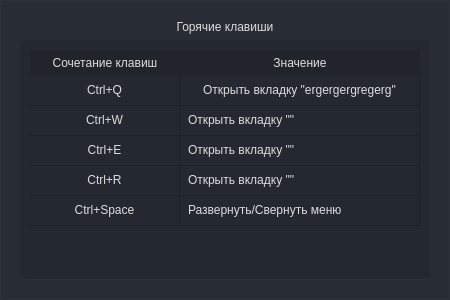
Glebuc/pyside6-tst, file pages/Setting/keywords.ui: the form before one commit.
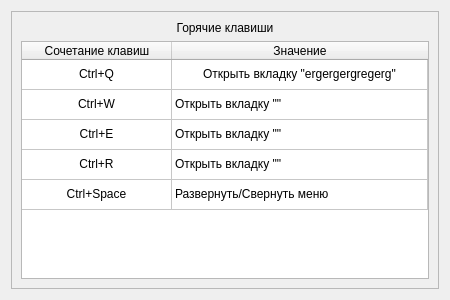
The form after the commit. Icons and pictures are not drawn.

Commit message: Added dialog extension search for page result

The edit to the form file:
```diff
--- a/pages/Setting/keywords.ui
+++ b/pages/Setting/keywords.ui
@@ -26,541 +26,7 @@
    <string>Dialog</string>
   </property>
   <property name="styleSheet">
-   <string notr="true">
-
-QWidget{
-	color: rgb(221, 221, 221);
-	font: 10pt &quot;Segoe UI&quot;;
-}
-QFrame {
-border: none;
-}
-
-/* /////////////////////////////////////////////////////////////////////////////////////////////////
-Tooltip */
-QToolTip {
-	color: #ffffff;
-	background-color: rgba(33, 37, 43, 180);
-	border: 1px solid rgb(44, 49, 58);
-	background-image: none;
-	background-position: left center;
-    background-repeat: no-repeat;
-	border: none;
-	border-left: 2px solid rgb(130, 130, 130);
-	text-align: left;
-	padding-left: 8px;
-	margin: 0px;
-	background-image: none;
-}
-
-/* /////////////////////////////////////////////////////////////////////////////////////////////////
-Bg App */
-#bgApp {
-	background-color: rgb(40, 44, 52);
-	border: 1px solid rgb(44, 49, 58);
-}
-
-/* /////////////////////////////////////////////////////////////////////////////////////////////////
-Left Menu */
-#leftMenuBg {
-	background-color: rgb(33, 37, 43);
-}
-#topLogo {
-	border-image: url(:/icons/images/icons/aramid.svg) 0 0 0 0 stretch stretch;
-	background-position: centered;
-	background-repeat: no-repeat;
-}
-#topLogoInfo {
-background-color: rgb(119, 118, 123);
-}
-#titleLeftApp { font: 63 12pt &quot;Segoe UI Semibold&quot;; }
-#titleLeftDescription { font: 8pt &quot;Segoe UI&quot;; color: rgb(189, 147, 249); }
-
-/* MENUS */
-#topMenu .QPushButton {
-	background-position: left center;
-    background-repeat: no-repeat;
-	border: none;
-	border-left: 22px solid transparent;
-	background-color: transparent;
-	text-align: left;
-	padding-left: 44px;
-}
-#topMenu .QPushButton:hover {
-	background-color: rgb(40, 44, 52);
-}
-#topMenu .QPushButton:pressed {
-	background-color: rgb(35, 40, 49);
-	color: rgb(255, 255, 255);
-}
-#bottomMenu .QPushButton {
-	background-position: left center;
-    background-repeat: no-repeat;
-	border: none;
-	border-left: 20px solid transparent;
-	background-color:transparent;
-	text-align: left;
-	padding-left: 44px;
-}
-#bottomMenu .QPushButton:hover {
-	background-color: rgb(40, 44, 52);
-}
-#bottomMenu .QPushButton:pressed {
-	background-color: rgb(35, 40, 49);
-	color: rgb(255, 255, 255);
-}
-#leftMenuFrame{
-	border-top: 3px solid rgb(44, 49, 58);
-}
-
-/* Toggle Button */
-#toggleButton {
-	background-position: left center;
-    background-repeat: no-repeat;
-	border: none;
-	border-left: 20px solid transparent;
-	background-color: rgb(37, 41, 48);
-	text-align: left;
-	padding-left: 44px;
-	color: rgb(113, 126, 149);
-}
-#toggleButton:hover {
-	background-color: rgb(40, 44, 52);
-}
-#toggleButton:pressed {
-	background-color: rgb(35, 40, 49);
-}
-
-/* Title Menu */
-#titleRightInfo { padding-left: 10px; }
-
-
-/* /////////////////////////////////////////////////////////////////////////////////////////////////
-Extra Tab */
-#extraLeftBox {
-	background-color: rgb(44, 49, 58);
-}
-#extraTopBg{
-	background-color: rgba(33, 37, 43, 180);
-}
-
-/* Icon */
-#extraIcon {
-	background-position: center;
-	background-repeat: no-repeat;
-	background-image: url(:/icons/images/icons/icon_settings.png);
-}
-
-/* Label */
-#extraLabel { color: rgb(255, 255, 255); }
-
-/* Btn Close */
-#extraCloseColumnBtn { background-color: rgba(255, 255, 255, 0); border: none;  border-radius: 5px; }
-#extraCloseColumnBtn:hover { background-color: rgb(40, 44, 52); border-style: solid; border-radius: 4px; }
-#extraCloseColumnBtn:pressed { background-color: rgb(35, 40, 49); border-style: solid; border-radius: 4px; }
-
-/* Extra Content */
-#extraContent{
-	border-top: 3px solid rgb(40, 44, 52);
-}
-
-/* Extra Top Menus */
-#extraTopMenu .QPushButton {
-background-position: left center;
-    background-repeat: no-repeat;
-	border: none;
-	border-left: 22px solid transparent;
-	background-color:transparent;
-	text-align: left;
-	padding-left: 44px;
-}
-#extraTopMenu .QPushButton:hover {
-	background-color: rgb(40, 44, 52);
-}
-#extraTopMenu .QPushButton:pressed {
-	background-color: rgb(35, 40, 49);
-	color: rgb(255, 255, 255);
-}
-
-/* /////////////////////////////////////////////////////////////////////////////////////////////////
-Content App */
-#contentTopBg{
-	background-color: rgb(33, 37, 43);
-}
-#contentBottom{
-	border-top: 3px solid rgb(44, 49, 58);
-}
-
-/* Top Buttons */
-#rightButtons .QPushButton { background-color: rgba(255, 255, 255, 0); border: none;  border-radius: 5px; }
-#rightButtons .QPushButton:hover { background-color: rgb(44, 49, 57); border-style: solid; border-radius: 4px; }
-#rightButtons .QPushButton:pressed { background-color: rgb(23, 26, 30); border-style: solid; border-radius: 4px; }
-
-/* Theme Settings */
-#extraRightBox { background-color: rgb(44, 49, 58); }
-#themeSettingsTopDetail { background-color: rgb(189, 147, 249); }
-
-/* Bottom Bar */
-#bottomBar { background-color: rgb(44, 49, 58); }
-#bottomBar QLabel { font-size: 11px; color: rgb(113, 126, 149); padding-left: 10px; padding-right: 10px; padding-bottom: 2px; }
-
-/* CONTENT SETTINGS */
-/* MENUS */
-#contentSettings .QPushButton {
-	background-position: left center;
-    background-repeat: no-repeat;
-	border: none;
-	border-left: 22px solid transparent;
-	background-color:transparent;
-	text-align: left;
-	padding-left: 44px;
-}
-#contentSettings .QPushButton:hover {
-	background-color: rgb(40, 44, 52);
-}
-#contentSettings .QPushButton:pressed {
-	background-color: rgb(35, 40, 49);
-	color: rgb(255, 255, 255);
-}
-
-/* /////////////////////////////////////////////////////////////////////////////////////////////////
-QTableWidget */
-QTableWidget {
-	background-color: transparent;
-	padding: 10px;
-	border-radius: 5px;
-	border-bottom: 1px solid rgb(44, 49, 60);
-}
-QTableWidget::item{
-	border-color: rgb(44, 49, 60);
-	padding-left: 5px;
-	padding-right: 5px;
-	gridline-color: rgb(44, 49, 60);
-}
-QTableWidget::item:selected{
-	background-color: rgb(120, 120, 120);
-}
-QHeaderView::section{
-	background-color: rgb(33, 37, 43);
-	border: 1px solid rgb(44, 49, 58);
-	border-style: none;
-    border-bottom: 1px solid rgb(44, 49, 60);
-    border-right: 1px solid rgb(44, 49, 60);
-}
-QTableWidget::horizontalHeader {
-	background-color: rgb(33, 37, 43);
-}
-QHeaderView::section:horizontal
-{
-    border: 1px solid rgb(33, 37, 43);
-	background-color: rgb(33, 37, 43);
-	padding: 3px;
-}
-QHeaderView::section:vertical
-{
-    border: 1px solid rgb(44, 49, 60);
-}
-
-/* /////////////////////////////////////////////////////////////////////////////////////////////////
-LineEdit */
-QLineEdit {
-	background-color: rgb(33, 37, 43);
-	border-radius: 5px;
-	border: 2px solid rgb(33, 37, 43);
-	padding-left: 10px;
-	selection-color: rgb(255, 255, 255);
-	selection-background-color: rgb(255, 121, 198);
-}
-QLineEdit:hover {
-	border: 2px solid rgb(64, 71, 88);
-}
-QLineEdit:focus {
-	border: 2px solid rgb(91, 101, 124);
-}
-
-/* /////////////////////////////////////////////////////////////////////////////////////////////////
-PlainTextEdit */
-QPlainTextEdit {
-	background-color: rgb(27, 29, 35);
-	border-radius: 5px;
-	padding: 10px;
-	selection-color: rgb(255, 255, 255);
-	selection-background-color: rgb(255, 121, 198);
-}
-QPlainTextEdit  QScrollBar:vertical {
-    width: 8px;
- }
-QPlainTextEdit  QScrollBar:horizontal {
-    height: 8px;
- }
-QPlainTextEdit:hover {
-	border: 2px solid rgb(64, 71, 88);
-}
-QPlainTextEdit:focus {
-	border: 2px solid rgb(91, 101, 124);
-}
-
-/* /////////////////////////////////////////////////////////////////////////////////////////////////
-ScrollBars */
-QScrollBar:horizontal {
-    border: none;
-    background: rgb(150, 150, 150);
-    height: 8px;
-    margin: 0px 21px 0 21px;
-	border-radius: 0px;
-}
-QScrollBar::handle:horizontal {
-    background: rgb(130, 130, 130);
-    min-width: 25px;
-	border-radius: 4px
-}
-QScrollBar::add-line:horizontal {
-    border: none;
-    background: rgb(100, 100, 100);
-    width: 20px;
-	border-top-right-radius: 4px;
-    border-bottom-right-radius: 4px;
-    subcontrol-position: right;
-    subcontrol-origin: margin;
-}
-QScrollBar::sub-line:horizontal {
-    border: none;
-    background: rgb(100, 100, 100);
-    width: 20px;
-	border-top-left-radius: 4px;
-    border-bottom-left-radius: 4px;
-    subcontrol-position: left;
-    subcontrol-origin: margin;
-}
-QScrollBar::up-arrow:horizontal, QScrollBar::down-arrow:horizontal
-{
-     background: none;
-}
-QScrollBar::add-page:horizontal, QScrollBar::sub-page:horizontal
-{
-     background: none;
-}
- QScrollBar:vertical {
-	border: none;
-    background: rgb(220, 220, 220);
-    width: 8px;
-    margin: 21px 0 21px 0;
-	border-radius: 0px;
- }
- QScrollBar::handle:vertical {
-	background: rgb(50, 50, 50);
-    min-height: 25px;
-	border-radius: 4px
- }
- QScrollBar::add-line:vertical {
-     border: none;
-    background: rgb(200, 200, 200);
-     height: 20px;
-	border-bottom-left-radius: 4px;
-    border-bottom-right-radius: 4px;
-     subcontrol-position: bottom;
-     subcontrol-origin: margin;
- }
- QScrollBar::sub-line:vertical {
-	border: none;
-    background: rgb(200, 200, 200);
-     height: 20px;
-	border-top-left-radius: 4px;
-    border-top-right-radius: 4px;
-     subcontrol-position: top;
-     subcontrol-origin: margin;
- }
- QScrollBar::up-arrow:vertical, QScrollBar::down-arrow:vertical {
-     background: none;
- }
-
- QScrollBar::add-page:vertical, QScrollBar::sub-page:vertical {
-     background: none;
- }
-
-/* /////////////////////////////////////////////////////////////////////////////////////////////////
-CheckBox */
-QCheckBox::indicator {
-    border: 3px solid rgb(52, 59, 72);
-	width: 15px;
-	height: 15px;
-	border-radius: 10px;
-    background:rgb(100, 100, 100);
-}
-QCheckBox::indicator:hover {
-    border: 3px solid rgb(58, 66, 81);
-}
-QCheckBox::indicator:checked {
-    background: 3px solid rgb(52, 59, 72);
-	border: 3px solid rgb(52, 59, 72);
-	background-image: url(:/icons/images/icons/cil-check-alt.png);
-}
-
-/* /////////////////////////////////////////////////////////////////////////////////////////////////
-RadioButton */
-QRadioButton::indicator {
-    border: 3px solid rgb(52, 59, 72);
-	width: 15px;
-	height: 15px;
-	border-radius: 10px;
-    background: rgb(44, 49, 60);
-}
-QRadioButton::indicator:hover {
-    border: 3px solid rgb(58, 66, 81);
-}
-QRadioButton::indicator:checked {
-    background: 3px solid rgb(94, 106, 130);
-	border: 3px solid rgb(52, 59, 72);
-}
-
-/* /////////////////////////////////////////////////////////////////////////////////////////////////
-ComboBox */
-QComboBox{
-	background-color: rgb(27, 29, 35);
-	border-radius: 5px;
-	border: 2px solid rgb(33, 37, 43);
-	padding: 5px;
-	padding-left: 10px;
-}
-QComboBox:hover{
-	border: 2px solid rgb(64, 71, 88);
-}
-QComboBox::drop-down {
-	subcontrol-origin: padding;
-	subcontrol-position: top right;
-	width: 25px;
-	border-left-width: 3px;
-	border-left-color: rgba(39, 44, 54, 150);
-	border-left-style: solid;
-	border-top-right-radius: 3px;
-	border-bottom-right-radius: 3px;
-	background-image: url(:/icons/images/icons/cil-arrow-bottom.png);
-	background-position: center;
-	background-repeat: no-reperat;
- }
-QComboBox QAbstractItemView {
-	color: rgb(255, 255, 255);
-	background-color: rgb(33, 37, 43);
-	padding: 10px;
-	selection-background-color: rgb(39, 44, 54);
-}
-
-/* /////////////////////////////////////////////////////////////////////////////////////////////////
-Sliders */
-QSlider::groove:horizontal {
-    border-radius: 5px;
-    height: 10px;
-	margin: 0px;
-	background-color: rgb(52, 59, 72);
-}
-QSlider::groove:horizontal:hover {
-	background-color: rgb(55, 62, 76);
-}
-QSlider::handle:horizontal {
-    background-color: rgb(189, 147, 249);
-    border: none;
-    height: 10px;
-    width: 10px;
-    margin: 0px;
-	border-radius: 5px;
-}
-QSlider::handle:horizontal:hover {
-    background-color: rgb(195, 155, 255);
-}
-QSlider::handle:horizontal:pressed {
-    background-color: rgb(35, 40, 49);
-}
-
-QSlider::groove:vertical {
-    border-radius: 5px;
-    width: 10px;
-    margin: 0px;
-	background-color: rgb(52, 59, 72);
-}
-QSlider::groove:vertical:hover {
-	background-color: rgb(55, 62, 76);
-}
-QSlider::handle:vertical {
-    background-color: rgb(189, 147, 249);
-	border: none;
-    height: 10px;
-    width: 10px;
-    margin: 0px;
-	border-radius: 5px;
-}
-QSlider::handle:vertical:hover {
-    background-color: rgb(195, 155, 255);
-}
-QSlider::handle:vertical:pressed {
-    background-color: rgb(35, 40, 49);
-}
-
-/* /////////////////////////////////////////////////////////////////////////////////////////////////
-CommandLinkButton */
-QCommandLinkButton {
-	color: rgb(255, 121, 198);
-	border-radius: 5px;
-	padding: 5px;
-}
-QCommandLinkButton:hover {
-	color: rgb(255, 170, 255);
-	background-color: rgb(44, 49, 60);
-}
-QCommandLinkButton:pressed {
-	color: rgb(189, 147, 249);
-	background-color: rgb(35, 40, 49);
-}
-
-/* /////////////////////////////////////////////////////////////////////////////////////////////////
-Button */
-#pagesContainer QPushButton {
-	border: 2px solid rgb(52, 59, 72);
-	border-radius: 5px;
-	background-color: rgb(52, 59, 72);
-}
-#pagesContainer QPushButton:hover {
-	background-color: rgb(57, 65, 80);
-	border: 2px solid rgb(61, 70, 86);
-}
-#pagesContainer QPushButton:pressed {
-	background-color: rgb(35, 40, 49);
-	border: 2px solid rgb(43, 50, 61);
-}
-
-#extraLeftBox QPushButton {
-	background-color: rgb(35, 40, 49);
-	padding: 5px;
-}
-
-#result_page {
-	background-color: rgb(94, 92, 100);
-}
-#result_page QPushButton {
-	background-color: rgb(35, 40, 49);
-	padding: 5px;
-}
-QTableView {
-	background-color: rgb(35, 40, 49);
-}
-#pagesContainer  {
-	background-color: rgb(94, 92, 100);
-}
-
-#btn_report {
-	background-image: url(:/icons/images/icons/cil-file.png);
-}
-#btn_bar {
-    background-image: url(:/icons/images/icons/cil-chart-pie.png);
-}
-#btn_result {
-	background-image: url(:/icons/images/icons/cil-task.png);
-}
-QDialog {
-	color: rgb(221, 221, 221);
-	font: 10pt &quot;Segoe UI&quot;;
-	background-color: rgb(40, 44, 52);
-	border: 1px solid rgb(44, 49, 58);
-}</string>
+   <string notr="true"/>
   </property>
   <property name="sizeGripEnabled">
    <bool>false</bool>
```
Left out of the diff: 3 changed lines with no effect on the pictures. The commit also changes 21 other files.
